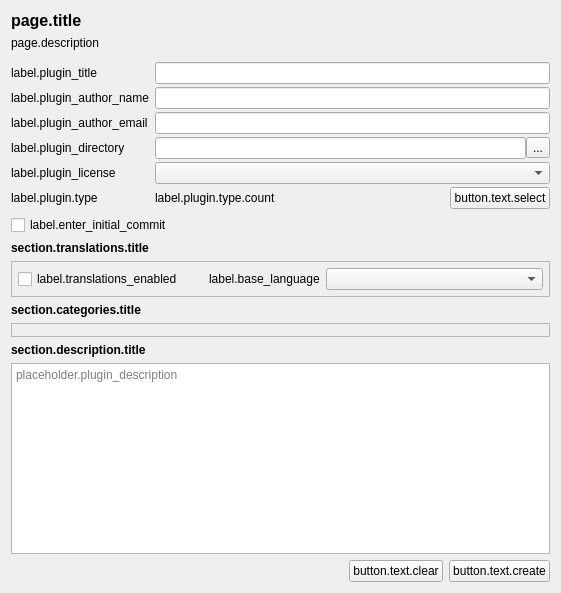
Old version of the form plugin_dialog.ui in the repository rdswift/picard-plugin-create-plugin.
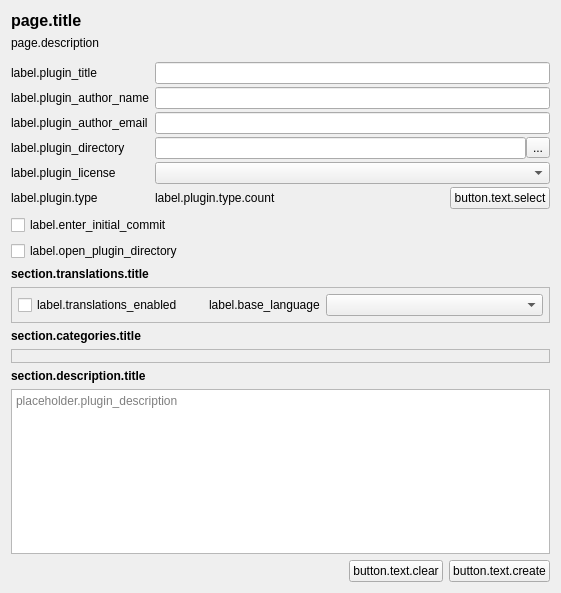
New version of the form.

The edit to the form file:
```diff
--- a/plugin_dialog.ui
+++ b/plugin_dialog.ui
@@ -191,6 +191,16 @@
      </property>
     </widget>
    </item>
+   <item>
+    <widget class="QCheckBox" name="open_plugin_directory">
+     <property name="toolTip">
+      <string>tooltip.open_plugin_directory</string>
+     </property>
+     <property name="text">
+      <string>label.open_plugin_directory</string>
+     </property>
+    </widget>
+   </item>
    <item>
     <widget class="QLabel" name="translations_section_title">
      <property name="font">
```
Left out of the diff: 115 changed lines with no effect on the pictures.
